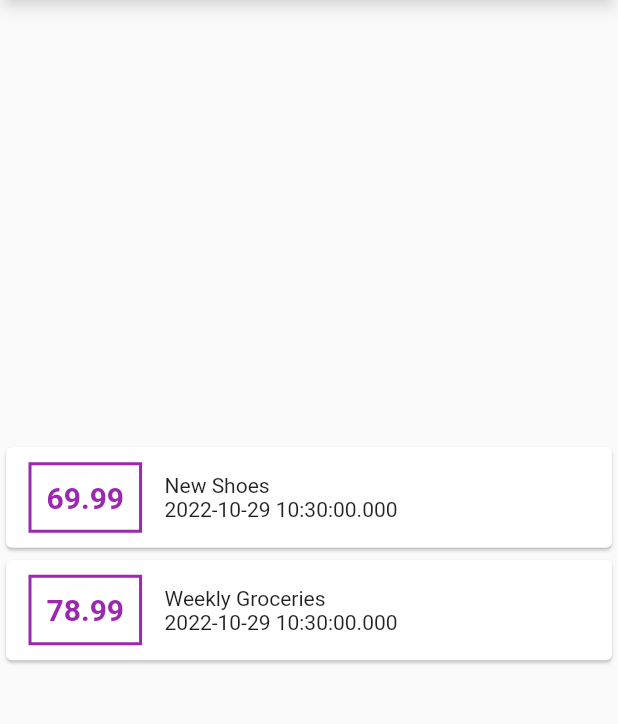
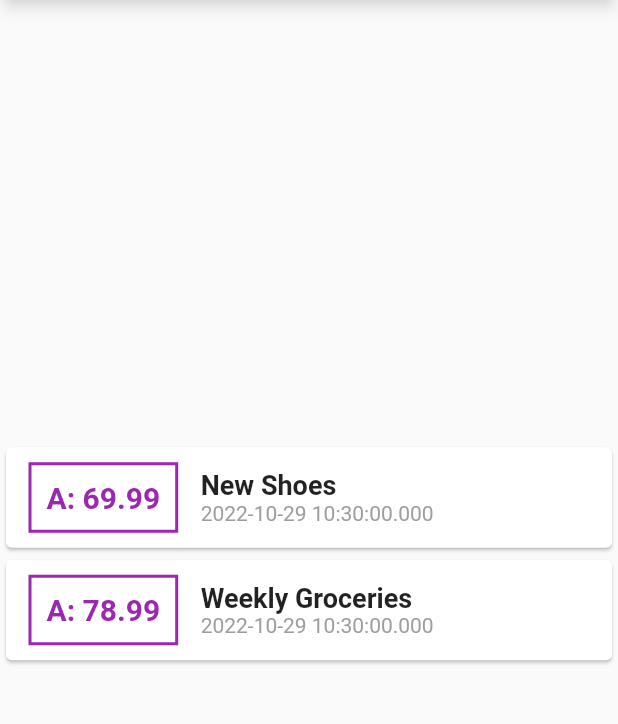
Before and after one commit to Z-kamili/Flutter_chart_app, a Flutter app: the screen it shows after launch, on a phone screen of 412 x 824 dp, the part 347-1071 px from its top. Run offline on Flutter 3.47's test engine with Material 2 defaults, Android fonts, the phone set to English and light mode, and no system bars.

```diff
--- a/lib/main.dart
+++ b/lib/main.dart
@@ -89,8 +89,8 @@ class _MyHomePageState extends State<MyHomePage> {
                     ),
                     padding: EdgeInsets.all(10),
                     child:Text(
-                      tx.amount.toString(),
-                      style:TextStyle(
+                     'A: ${tx.amount.toString()}',
+                      style: TextStyle(
                         fontWeight: FontWeight.bold,
                         fontSize: 20,
                         color: Colors.purple
@@ -101,8 +101,10 @@ class _MyHomePageState extends State<MyHomePage> {
                     Column(
                       crossAxisAlignment: CrossAxisAlignment.start,
                       children: <Widget>[
-                      Text(tx.title),
-                      Text(tx.date.toString()),
+                      Text(tx.title,style:TextStyle(fontSize: 18,fontWeight:FontWeight.bold)),
+                      Text(tx.date.toString(),
+                          style: TextStyle(color: Colors.grey),
+                      ),
                     ],)
               ],),
               );
```
